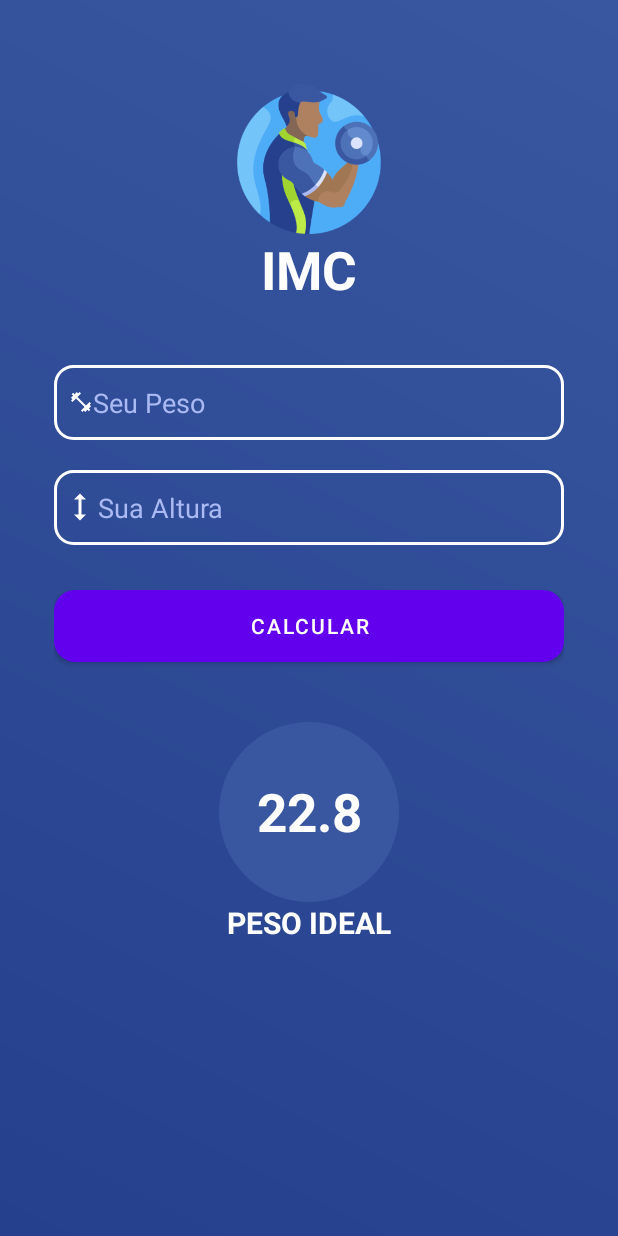
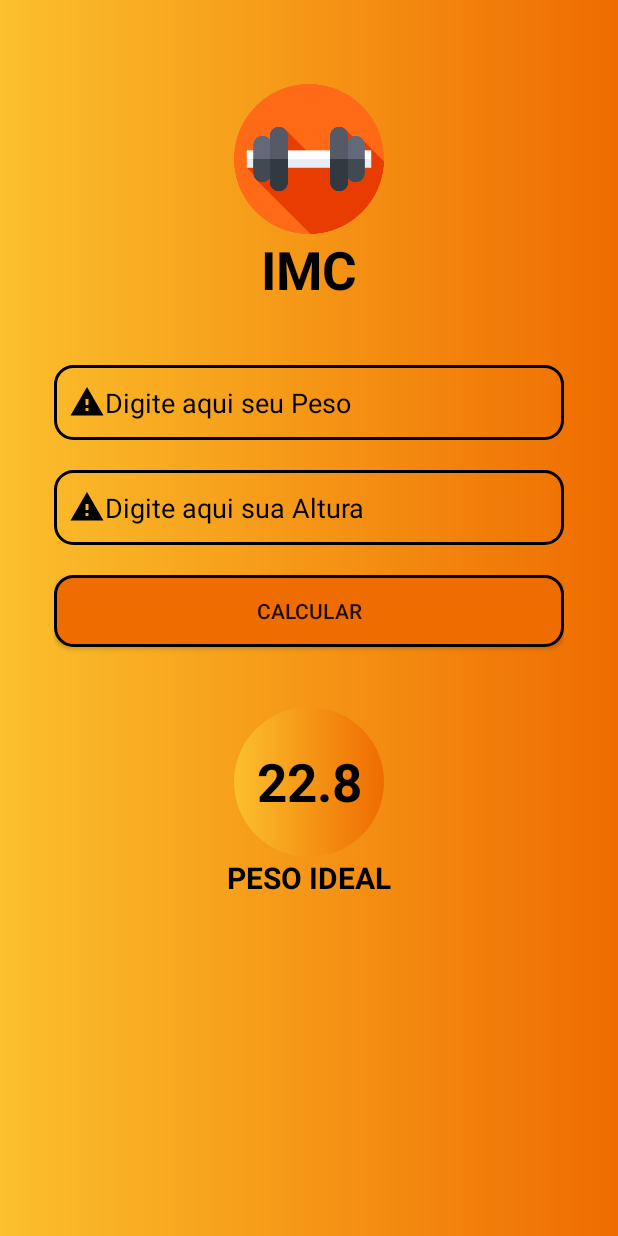
Before and after one commit to BlVck213/IMC_App_Mobile, an Android app: the screen it shows after launch (MainActivity), on a phone screen of 412 x 824 dp. Run offline under Robolectric (Android 15) with nearby library versions, the phone set to English and light mode, and no system bars.

Commit message:
Design Completo

```diff
--- a/app/src/main/res/drawable/activity_background.xml
+++ b/app/src/main/res/drawable/activity_background.xml
@@ -3,8 +3,7 @@
     xmlns:android="http://schemas.android.com/apk/res/android">
 
     <gradient
-        android:startColor="#25408d"
-        android:endColor="#3957a1"
-        android:angle="45"/>
+        android:startColor="#fbc02d"
+        android:endColor="#ef6c00" />
 
 </shape>
--- a/app/src/main/res/drawable/activity_button.xml
+++ b/app/src/main/res/drawable/activity_button.xml
@@ -1,13 +1,11 @@
 <?xml version="1.0" encoding="utf-8"?>
-<shape android:shape="rectangle"
-    xmlns:android="http://schemas.android.com/apk/res/android">
+<shape xmlns:android="http://schemas.android.com/apk/res/android">
 
     <corners
         android:radius="12dp"/>
     <stroke
-        android:color="@android:color/white"
-        android:width="4dp"/>
+        android:color="@color/black"
+        android:width="2dp"/>
     <solid
-        android:color="#abbaf2"/>
-
+        android:color="#ef6c00"/>
 </shape>
--- a/app/src/main/res/drawable/activity_edit_text.xml
+++ b/app/src/main/res/drawable/activity_edit_text.xml
@@ -8,7 +8,7 @@
     <corners
         android:radius="12dp"/>
     <stroke
-        android:color="@android:color/white"
+        android:color="@android:color/black"
         android:width="2dp"/>
 
 </shape>
--- a/app/src/main/res/drawable/activity_text_view.xml
+++ b/app/src/main/res/drawable/activity_text_view.xml
@@ -1,11 +1,14 @@
 <?xml version="1.0" encoding="utf-8"?>
-<shape android:shape="oval"
+<shape
     xmlns:android="http://schemas.android.com/apk/res/android">
 
-    <solid
-        android:color="#3957a1"/>
+    <gradient
+        android:startColor="#fbc02d"
+        android:endColor="#ef6c00"/>
+
+    <corners android:radius="100dp"/>
 
     <size
-        android:width="120dp"
-        android:height="120dp"/>
+        android:width="100dp"
+        android:height="100dp"/>
 </shape>
--- /dev/null
+++ b/app/src/main/res/drawable/ic_baseline_warning_24.xml
@@ -0,0 +1,10 @@
+<vector xmlns:android="http://schemas.android.com/apk/res/android"
+    android:width="24dp"
+    android:height="24dp"
+    android:viewportWidth="24"
+    android:viewportHeight="24"
+    android:tint="?attr/colorControlNormal">
+  <path
+      android:fillColor="@android:color/white"
+      android:pathData="M1,21h22L12,2 1,21zM13,18h-2v-2h2v2zM13,14h-2v-4h2v4z"/>
+</vector>
--- a/app/src/main/res/layout/activity_main.xml
+++ b/app/src/main/res/layout/activity_main.xml
@@ -23,7 +23,7 @@
                 android:layout_width="100dp"
                 android:layout_height="100dp"
                 android:layout_gravity="center"
-                android:src="@drawable/img_imc"
+                android:src="@drawable/barbell"
                 android:layout_marginTop="20dp"/>
 
             <TextView
@@ -33,7 +33,7 @@
                 android:gravity="center"
                 android:textSize="35sp"
                 android:textStyle="bold"
-                android:textColor="@android:color/white"/>
+                android:textColor="@android:color/black"/>
 
             <EditText
                 android:id="@+id/edit_text_peso"
@@ -42,32 +42,34 @@
                 android:paddingStart="10dp"
                 android:layout_marginTop="40dp"
                 android:layout_marginBottom="10dp"
-                android:hint="Seu Peso"
-                android:textColorHint="#abbaf2"
+                android:hint="Digite aqui seu Peso"
+                android:textColorHint="@color/black"
                 android:background="@drawable/activity_edit_text"
-                android:drawableStart="@drawable/icone_peso"
-                android:drawableTint="@color/white"/>
+                android:drawableStart="@drawable/ic_baseline_warning_24"
+                android:drawableTint="@color/black"/>
+
 
             <EditText
                 android:id="@+id/edit_text_altura"
                 android:layout_width="match_parent"
                 android:layout_height="50dp"
-                android:paddingStart="5dp"
+                android:paddingStart="10dp"
                 android:layout_marginTop="10dp"
                 android:layout_marginBottom="10dp"
-                android:hint="Sua Altura"
-                android:textColorHint="#abbaf2"
+                android:hint="Digite aqui sua Altura"
+                android:textColorHint="@color/black"
                 android:background="@drawable/activity_edit_text"
-                android:drawableStart="@drawable/icone_altura"
-                android:drawableTint="@color/white"/>
+                android:drawableStart="@drawable/ic_baseline_warning_24"
+                android:drawableTint="@color/black"/>
 
-            <Button
-                android:id="@+id/button_calcular"
-                android:layout_width="match_parent"
-                android:layout_height="wrap_content"
-                android:text="Calcular"
-                android:layout_marginTop="20dp"
-                android:background="@drawable/activity_button"/>
+
+
+                <Button
+                    android:layout_width="match_parent"
+                    android:layout_height="wrap_content"
+                    android:layout_marginTop="10dp"
+                    android:text="Calcular"
+                    android:background="@drawable/activity_button"/>
 
             <TextView
                 android:id="@+id/textViewImc"
@@ -78,7 +80,7 @@
                 android:text="22.8"
                 android:textSize="35sp"
                 android:textStyle="bold"
-                android:textColor="@android:color/white"
+                android:textColor="@android:color/black"
                 android:layout_marginTop="40dp"
                 android:background="@drawable/activity_text_view"/>
 
@@ -90,7 +92,7 @@
                 android:text="PESO IDEAL"
                 android:textSize="20sp"
                 android:textStyle="bold"
-                android:textColor="@android:color/white"/>
+                android:textColor="@android:color/black"/>
 
         </LinearLayout>
 
--- a/app/src/main/res/values/themes.xml
+++ b/app/src/main/res/values/themes.xml
@@ -1,10 +1,10 @@
 <resources xmlns:tools="http://schemas.android.com/tools">
     <!-- Base application theme. -->
-    <style name="Theme.Imc" parent="Theme.MaterialComponents.DayNight.NoActionBar">
+    <style name="Theme.Imc" parent="Theme.AppCompat.DayNight.NoActionBar">
         <!-- Primary brand color. -->
-        <item name="colorPrimary">@color/purple_500</item>
-        <item name="colorPrimaryVariant">@color/purple_700</item>
-        <item name="colorOnPrimary">@color/white</item>
+        <item name="colorPrimary">#ff8f00</item>
+        <item name="colorPrimaryVariant">#c56000</item>
+        <item name="colorOnPrimary">@color/black</item>
         <!-- Secondary brand color. -->
         <item name="colorSecondary">@color/teal_200</item>
         <item name="colorSecondaryVariant">@color/teal_700</item>
```
Also changed, not shown: app/src/main/res/drawable-v24/barbell.png (added).
